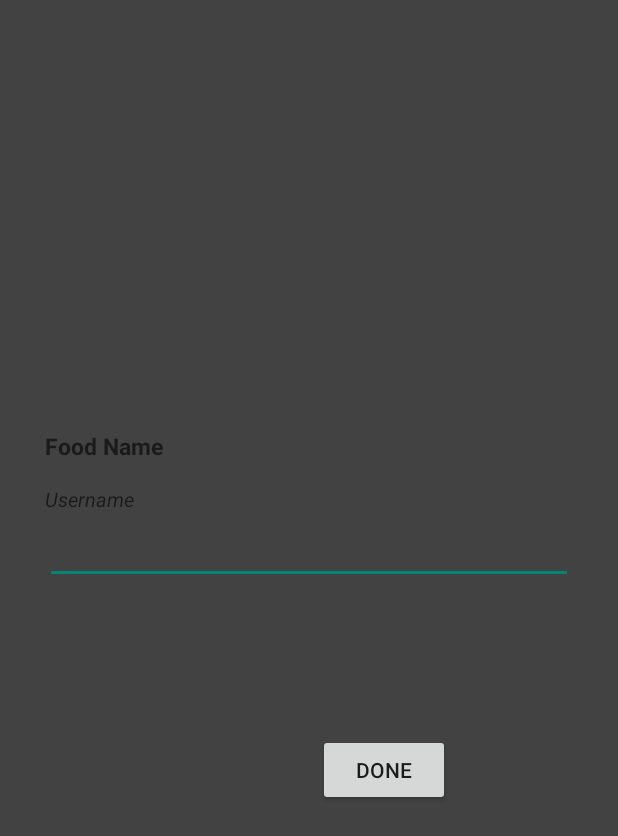
After one commit to sinanyaman95/MyCommunity, an Android app: the layout activity_user_new_comment.xml on its own in the app's theme, with its tools: preview values and no code run, on a phone screen of 412 x 824 dp. The commit adds this screen. Shown: the top 836 px of the screen. Run offline under Robolectric (Android 15) with nearby library versions, the phone set to English and light mode, and no system bars.

Commit message:
Adding new user comment interface is done. working on adding comments to db

```diff
--- a/app/src/main/java/com/humber/saynn/mycommunity/activities/AddRestaurant.java
+++ b/app/src/main/java/com/humber/saynn/mycommunity/activities/AddRestaurant.java
@@ -15,6 +15,7 @@ import android.widget.EditText;
 import android.widget.TextView;
 
 import com.humber.saynn.mycommunity.R;
+import com.humber.saynn.mycommunity.database.FirebaseDb;
 import com.humber.saynn.mycommunity.entities.Food;
 import com.humber.saynn.mycommunity.entities.FoodContent;
 
@@ -61,11 +62,14 @@ public class AddRestaurant extends AppCompatActivity {
     private void addRestaurant() {
         String name = nameText.getText().toString();
         String url = urlText.getText().toString();
-        //TODO: convert bitmap to drawable
+
         int image = R.drawable.fried_chicken;
         Food f = new Food(name,image,url);
         FoodContent fc = FoodContent.getInstance();
         fc.addFood(f);
+        /*//TODO: call this once you handle nationality
+        FirebaseDb db = FirebaseDb.getInstance();
+        db.addFood(f);*/
         startActivity(new Intent(getApplicationContext(),FoodBlog.class));
     }
 
--- a/app/src/main/java/com/humber/saynn/mycommunity/activities/ExploreActivity.java
+++ b/app/src/main/java/com/humber/saynn/mycommunity/activities/ExploreActivity.java
@@ -6,9 +6,11 @@ import androidx.recyclerview.widget.RecyclerView;
 
 import android.content.Intent;
 import android.os.Bundle;
+import android.util.Log;
 import android.widget.TextView;
 
 import com.google.firebase.database.DataSnapshot;
+import com.humber.saynn.mycommunity.GlobalApplication;
 import com.humber.saynn.mycommunity.R;
 import com.humber.saynn.mycommunity.adapters.HorizontalFoodAdapter;
 import com.humber.saynn.mycommunity.adapters.VerticalUserCommentAdapter;
@@ -35,6 +37,8 @@ public class ExploreActivity extends AppCompatActivity {
     protected void onCreate(Bundle savedInstanceState) {
         super.onCreate(savedInstanceState);
         setContentView(R.layout.activity_explore);
+
+        Log.d("syDebug", "Explore Activity: " + ((GlobalApplication)getApplicationContext()).getUserEmail() );
         db= FirebaseDb.getInstance();
         exploreFoodName = findViewById(R.id.exploreFoodName);
         Intent mainIntent = getIntent();
@@ -58,7 +62,7 @@ public class ExploreActivity extends AppCompatActivity {
                         }
                     }
                 }
-                verticalUserCommentAdapter = new VerticalUserCommentAdapter(getApplicationContext(),userList);
+                verticalUserCommentAdapter = new VerticalUserCommentAdapter(getApplicationContext(),userList, foodName);
                 bottomVertical.setAdapter(verticalUserCommentAdapter);
                 bottomVertical.setLayoutManager(
                         new LinearLayoutManager(getApplicationContext(),
--- a/app/src/main/java/com/humber/saynn/mycommunity/activities/LogIn.java
+++ b/app/src/main/java/com/humber/saynn/mycommunity/activities/LogIn.java
@@ -22,6 +22,7 @@ import com.google.firebase.database.DatabaseError;
 import com.google.firebase.database.DatabaseReference;
 import com.google.firebase.database.FirebaseDatabase;
 import com.google.firebase.database.ValueEventListener;
+import com.humber.saynn.mycommunity.GlobalApplication;
 import com.humber.saynn.mycommunity.R;
 import com.humber.saynn.mycommunity.database.FirebaseDb;
 
@@ -100,6 +101,8 @@ public class LogIn extends AppCompatActivity {
                                 Toast.makeText(getApplicationContext(),"Login can't be completed.",Toast.LENGTH_SHORT).show();
                             }else{
                                 Intent i = new Intent(getApplicationContext(), ChooseCommunity.class);
+                                ((GlobalApplication)getApplicationContext())
+                                        .setUserEmail(emailEditText.getText().toString());
                                 i.putExtra(USER_EMAIL,emailEditText.getText().toString());;
                                 db.checkUserExists(emailEditText.getText().toString());
                                 startActivity(i);
--- a/app/src/main/java/com/humber/saynn/mycommunity/database/FirebaseDb.java
+++ b/app/src/main/java/com/humber/saynn/mycommunity/database/FirebaseDb.java
@@ -89,7 +89,7 @@ public class FirebaseDb{
         });
     }
 
-    private String getEmailAddress(String email) {
+    public static String getEmailAddress(String email) {
         int indexAt = email.indexOf('@');
         if(indexAt != -1){
             return email.substring(0,indexAt);
--- /dev/null
+++ b/app/src/main/res/layout/activity_user_new_comment.xml
@@ -0,0 +1,62 @@
+<?xml version="1.0" encoding="utf-8"?>
+<androidx.constraintlayout.widget.ConstraintLayout xmlns:android="http://schemas.android.com/apk/res/android"
+    xmlns:app="http://schemas.android.com/apk/res-auto"
+    xmlns:tools="http://schemas.android.com/tools"
+    android:layout_width="match_parent"
+    android:layout_height="match_parent"
+    android:background="@color/cardview_dark_background"
+    tools:context=".activities.UserNewComment">
+
+    <LinearLayout
+        android:id="@+id/addCommentLayout"
+        android:orientation="vertical"
+        android:layout_width="match_parent"
+        android:layout_height="match_parent"
+        app:layout_constraintTop_toTopOf="parent"
+        app:layout_constraintEnd_toEndOf="parent"
+        app:layout_constraintStart_toStartOf="parent"
+        app:layout_constraintTop_toBottomOf="parent"
+        android:padding="10dp"
+        android:gravity="center"
+        android:layout_margin="20dp">
+
+        <TextView
+            android:id="@+id/userNewFood"
+            android:layout_width="match_parent"
+            android:layout_height="wrap_content"
+            android:hint="Food Name"
+            android:textStyle="bold"
+            android:textColor="@color/colorWhite"
+            android:textSize="15sp"/>
+
+        <TextView
+            android:id="@+id/userNewUsername"
+            android:layout_width="match_parent"
+            android:layout_height="wrap_content"
+            android:hint="@string/username"
+            android:textStyle="italic"
+            android:textColor="@color/colorWhite"
+            android:textSize="13sp"
+            android:layout_marginTop="15dp"/>
+
+        <EditText
+            android:id="@+id/userNewComment"
+            android:layout_width="match_parent"
+            android:layout_height="wrap_content"
+            android:textSize="12sp"
+            android:textStyle="normal"
+            android:textColor="@color/colorWhite"
+            android:layout_marginTop="10dp"/>
+
+        <Button
+            android:layout_marginStart="50dp"
+            android:layout_marginTop="100dp"
+            android:id="@+id/addDoneButton"
+            android:layout_width="wrap_content"
+            android:layout_height="wrap_content"
+            android:text="Done"/>
+
+
+    </LinearLayout>
+
+</androidx.constraintlayout.widget.ConstraintLayout>
```
Also changed, not shown: app/src/main/AndroidManifest.xml (+6 -3 lines), app/src/main/java/com/humber/saynn/mycommunity/GlobalApplication.java (added, +17 -0 lines), app/src/main/java/com/humber/saynn/mycommunity/activities/UserNewComment.java (added, +43 -0 lines), app/src/main/java/com/humber/saynn/mycommunity/adapters/VerticalUserCommentAdapter.java (+38 -5 lines), app/src/main/res/layout/new_comment_button.xml (added, +43 -0 lines).
